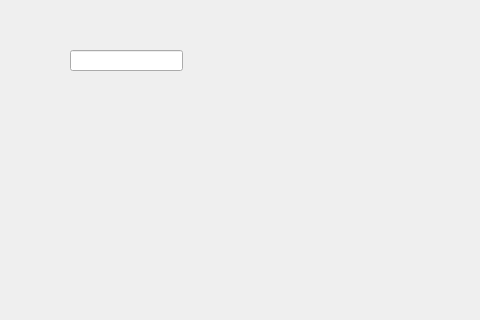
Above: eye_sec_admin.ui from caromo/eyesec-gui before the change; both pictures show x 0 to 480 and y 0 to 320 of the 640 by 480 pixel window. Below: the same form after it.
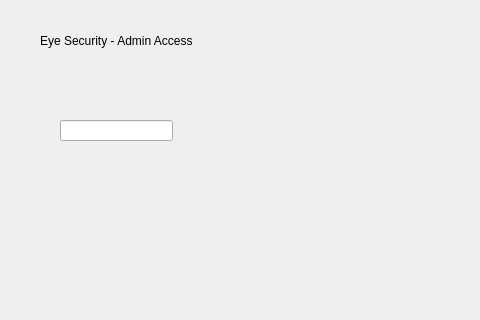
That is the form after the change.

Diff of the .ui file:
```diff
--- a/eye_sec_admin.ui
+++ b/eye_sec_admin.ui
@@ -17,13 +17,26 @@
    <widget class="QLineEdit" name="lineEdit">
     <property name="geometry">
      <rect>
-      <x>70</x>
-      <y>50</y>
+      <x>60</x>
+      <y>120</y>
       <width>113</width>
       <height>21</height>
      </rect>
     </property>
    </widget>
+   <widget class="QLabel" name="label">
+    <property name="geometry">
+     <rect>
+      <x>40</x>
+      <y>30</y>
+      <width>201</width>
+      <height>21</height>
+     </rect>
+    </property>
+    <property name="text">
+     <string>Eye Security - Admin Access</string>
+    </property>
+   </widget>
   </widget>
   <widget class="QMenuBar" name="menubar">
    <property name="geometry">
```
Left out of the diff: 2 changed lines with no effect on the pictures.
